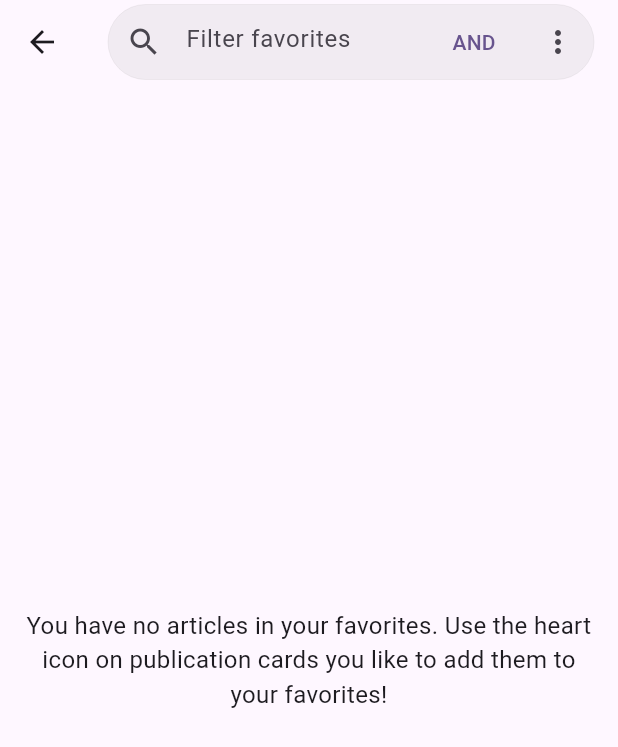
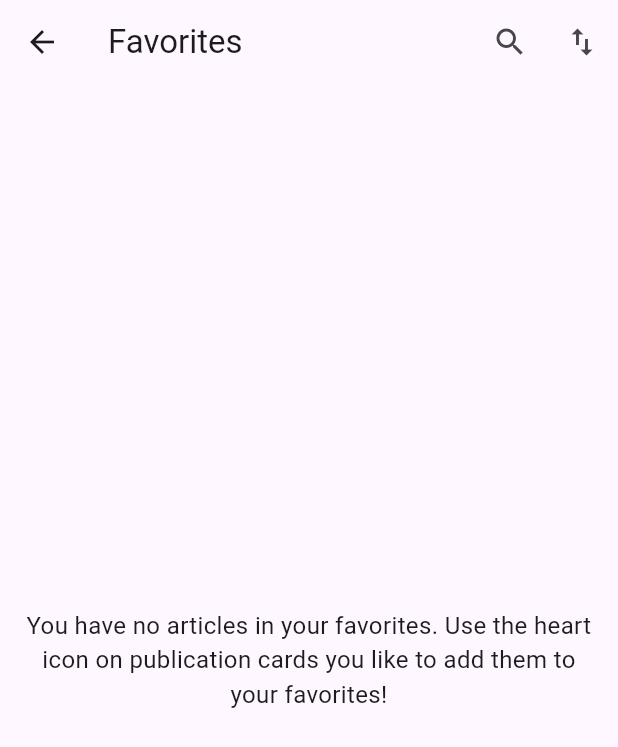
Before and after one commit to Scriptbash/Wispar, a Flutter app: the FavoritesScreen screen opened directly, on a phone screen of 412 x 824 dp. Shown: the top 747 px of the screen. Run offline on Flutter 3.47's test engine with Material 3 defaults, Android fonts, the phone set to English and light mode, and no system bars; our stand-ins replace file_picker, flutter_local_notifications, google_nav_bar, introduction_screen, open_filex, package_info_plus and 4 more; missing offline and left inert: background_fetch, flutter_inappwebview, latext, pdfrx; accounts and stored records are empty; generated files the repository leaves out were written again.

Commit message:
Change appbar for favorites and downloads

```diff
--- a/lib/screens/favorites_screen.dart
+++ b/lib/screens/favorites_screen.dart
@@ -27,6 +27,7 @@ class _FavoritesScreenState extends State<FavoritesScreen> {
   List<PublicationCard> _filteredFavorites = [];
 
   bool _useAndFilter = true;
+  bool _showSearchBar = false;
 
   @override
   void initState() {
@@ -102,58 +103,41 @@ class _FavoritesScreenState extends State<FavoritesScreen> {
   Widget build(BuildContext context) {
     return Scaffold(
       appBar: AppBar(
-        title: Container(
-          height: 50.0,
-          child: TextField(
+        title: _showSearchBar
+            ? TextField(
                 controller: _filterController,
+                autofocus: true,
                 decoration: InputDecoration(
                   hintText: AppLocalizations.of(context)!.filterFavorites,
-              enabledBorder: OutlineInputBorder(
-                borderSide: const BorderSide(
-                    color: Color.fromARGB(31, 148, 147, 147), width: 0.0),
-                borderRadius: BorderRadius.circular(30.0),
+                  border: UnderlineInputBorder(),
                 ),
-              border: OutlineInputBorder(
-                borderSide: const BorderSide(
-                    color: Color.fromARGB(31, 148, 147, 147), width: 0.0),
-                borderRadius: BorderRadius.circular(30.0),
-              ),
-              prefixIcon: Icon(Icons.search),
-              filled: true,
-              fillColor: Color.fromARGB(31, 148, 147, 147),
-              suffixIcon: Row(
-                mainAxisSize: MainAxisSize.min,
-                children: [
-                  TextButton(
+              )
+            : Text(AppLocalizations.of(context)!.favorites),
+        actions: [
+          if (_showSearchBar)
+            IconButton(
+              icon: Icon(Icons.close),
               onPressed: () {
                 setState(() {
-                        _useAndFilter = !_useAndFilter;
-                        _filterFeed(_filterController.text);
+                  _showSearchBar = false;
+                  _filterController.clear();
                 });
               },
-                    child: Text(
-                      _useAndFilter ? 'AND' : 'OR',
+            )
+          else
+            IconButton(
+              icon: Icon(Icons.search),
+              onPressed: () {
+                setState(() {
+                  _showSearchBar = true;
+                });
+              },
             ),
-                  ),
-                  PopupMenuButton<int>(
-                    icon: Icon(Icons.more_vert),
-                    onSelected: (item) => handleMenuButton(item),
-                    itemBuilder: (context) => [
-                      PopupMenuItem<int>(
-                        value: 0,
-                        child: ListTile(
-                          leading: Icon(Icons.sort),
-                          title: Text(AppLocalizations.of(context)!.sort),
-                        ),
+          IconButton(
+            icon: Icon(Icons.swap_vert),
+            onPressed: () => handleMenuButton(),
           ),
         ],
-                  ),
-                ],
-              ),
-            ),
-          ),
-        ),
-        centerTitle: false,
       ),
       body: FutureBuilder<List<PublicationCard>>(
         future: _favoriteArticles,
@@ -268,7 +252,7 @@ class _FavoritesScreenState extends State<FavoritesScreen> {
     );
   }
 
-  void handleMenuButton(int item) {
+  void handleMenuButton() {
     showSortDialog(
       context: context,
       initialSortBy: sortBy,
--- a/lib/screens/home_screen.dart
+++ b/lib/screens/home_screen.dart
@@ -448,7 +448,7 @@ class _HomeScreenState extends State<HomeScreen> {
               PopupMenuItem<int>(
                 value: 1,
                 child: ListTile(
-                  leading: Icon(Icons.sort_by_alpha),
+                  leading: Icon(Icons.swap_vert),
                   title: Text(AppLocalizations.of(context)!.sort),
                 ),
               ),
--- a/lib/widgets/journals_tab_content.dart
+++ b/lib/widgets/journals_tab_content.dart
@@ -45,7 +45,7 @@ class _JournalsTabContentState extends State<JournalsTabContent> {
             children: [
               TextButton.icon(
                 onPressed: () => _showSortDialog(context),
-                icon: Icon(Icons.sort),
+                icon: Icon(Icons.swap_vert),
                 label: Text(AppLocalizations.of(context)!.sort),
                 style:
                     TextButton.styleFrom(visualDensity: VisualDensity.compact),
--- a/lib/widgets/queries_tab_content.dart
+++ b/lib/widgets/queries_tab_content.dart
@@ -45,7 +45,7 @@ class _QueriesTabContentState extends State<QueriesTabContent> {
             children: [
               TextButton.icon(
                 onPressed: () => _showSortDialog(context),
-                icon: Icon(Icons.sort),
+                icon: Icon(Icons.swap_vert),
                 label: Text(AppLocalizations.of(context)!.sort),
                 style:
                     TextButton.styleFrom(visualDensity: VisualDensity.compact),
```
Also changed, not shown: lib/screens/downloads_screen.dart (+26 -41 lines). Lines whose indentation alone changed are shown as unchanged.
